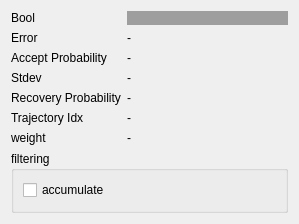
Before: the Qt Designer form merrrt_visualization/include/merrrt_visualization/merrrt_widget.ui in UM-ARM-Lab/data-augmentation-for-manipulation, drawn with Qt 5.
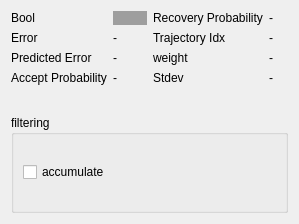
After: the same form once the commit is applied.

```diff
--- a/merrrt_visualization/include/merrrt_visualization/merrrt_widget.ui
+++ b/merrrt_visualization/include/merrrt_visualization/merrrt_widget.ui
@@ -27,6 +27,8 @@
   </property>
   <layout class="QVBoxLayout" name="verticalLayout">
    <item>
+    <layout class="QHBoxLayout" name="horizontalLayout">
+     <item>
     <layout class="QFormLayout" name="formLayout">
      <item row="0" column="0">
       <widget class="QLabel" name="bool_label">
@@ -59,75 +61,95 @@
        </property>
       </widget>
      </item>
-     <item row="2" column="0">
+       <item row="3" column="0">
       <widget class="QLabel" name="accept_probability_label">
        <property name="text">
         <string>Accept Probability</string>
        </property>
       </widget>
      </item>
-     <item row="2" column="1">
+       <item row="3" column="1">
       <widget class="QLabel" name="accept_probability">
        <property name="text">
         <string>-</string>
        </property>
       </widget>
      </item>
-     <item row="3" column="0">
-      <widget class="QLabel" name="stdev_label">
+       <item row="2" column="0">
+        <widget class="QLabel" name="pred_error_label">
        <property name="text">
-        <string>Stdev</string>
+          <string>Predicted Error</string>
        </property>
       </widget>
      </item>
-     <item row="3" column="1">
-      <widget class="QLabel" name="stdev">
+       <item row="2" column="1">
+        <widget class="QLabel" name="pred_error">
        <property name="text">
         <string>-</string>
        </property>
       </widget>
      </item>
-     <item row="4" column="0">
+      </layout>
+     </item>
+     <item>
+      <layout class="QFormLayout" name="formLayout_2">
+       <item row="0" column="0">
       <widget class="QLabel" name="recovery_probability_label">
        <property name="text">
         <string>Recovery Probability</string>
        </property>
       </widget>
      </item>
-     <item row="4" column="1">
+       <item row="0" column="1">
       <widget class="QLabel" name="recovery_probability">
        <property name="text">
         <string>-</string>
        </property>
       </widget>
      </item>
-     <item row="5" column="0">
+       <item row="1" column="0">
       <widget class="QLabel" name="traj_idx_label">
        <property name="text">
         <string>Trajectory Idx</string>
        </property>
       </widget>
      </item>
-     <item row="5" column="1">
+       <item row="1" column="1">
       <widget class="QLabel" name="traj_idx">
        <property name="text">
         <string>-</string>
        </property>
       </widget>
      </item>
-     <item row="6" column="0">
+       <item row="2" column="0">
       <widget class="QLabel" name="weight_label">
        <property name="text">
         <string>weight</string>
        </property>
       </widget>
      </item>
-     <item row="6" column="1">
+       <item row="2" column="1">
       <widget class="QLabel" name="weight">
        <property name="text">
         <string>-</string>
        </property>
       </widget>
+       </item>
+       <item row="3" column="0">
+        <widget class="QLabel" name="stdev_label">
+         <property name="text">
+          <string>Stdev</string>
+         </property>
+        </widget>
+       </item>
+       <item row="3" column="1">
+        <widget class="QLabel" name="stdev">
+         <property name="text">
+          <string>-</string>
+         </property>
+        </widget>
+       </item>
+      </layout>
      </item>
     </layout>
    </item>
```
Lines whose indentation alone changed are shown as unchanged.
